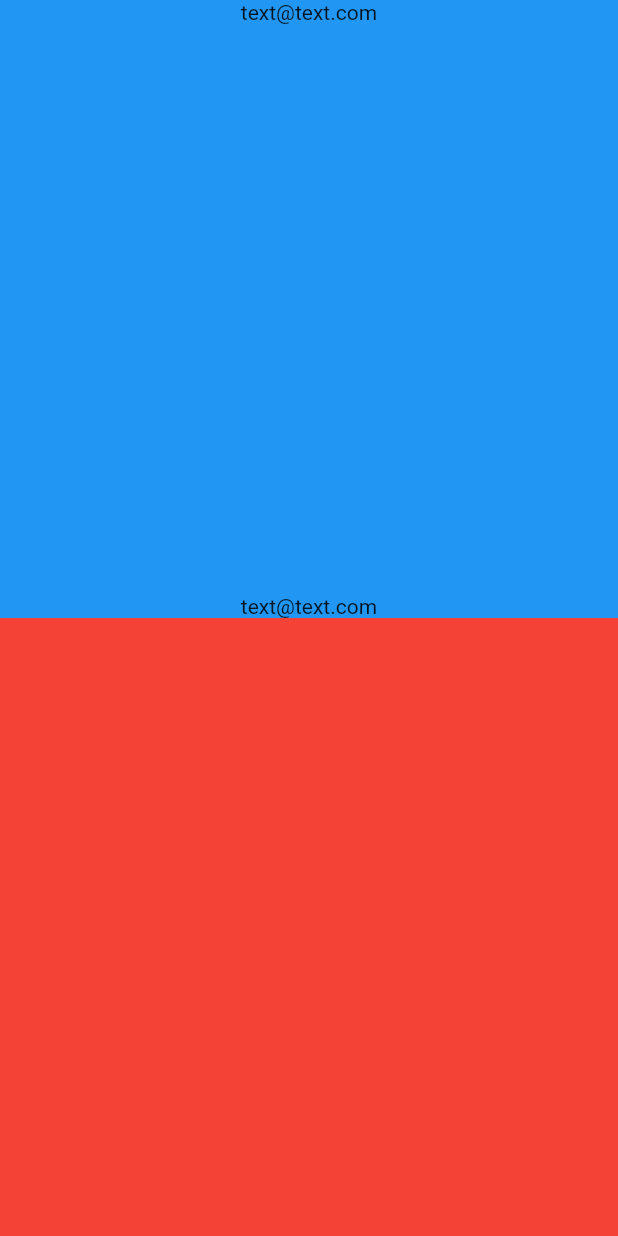
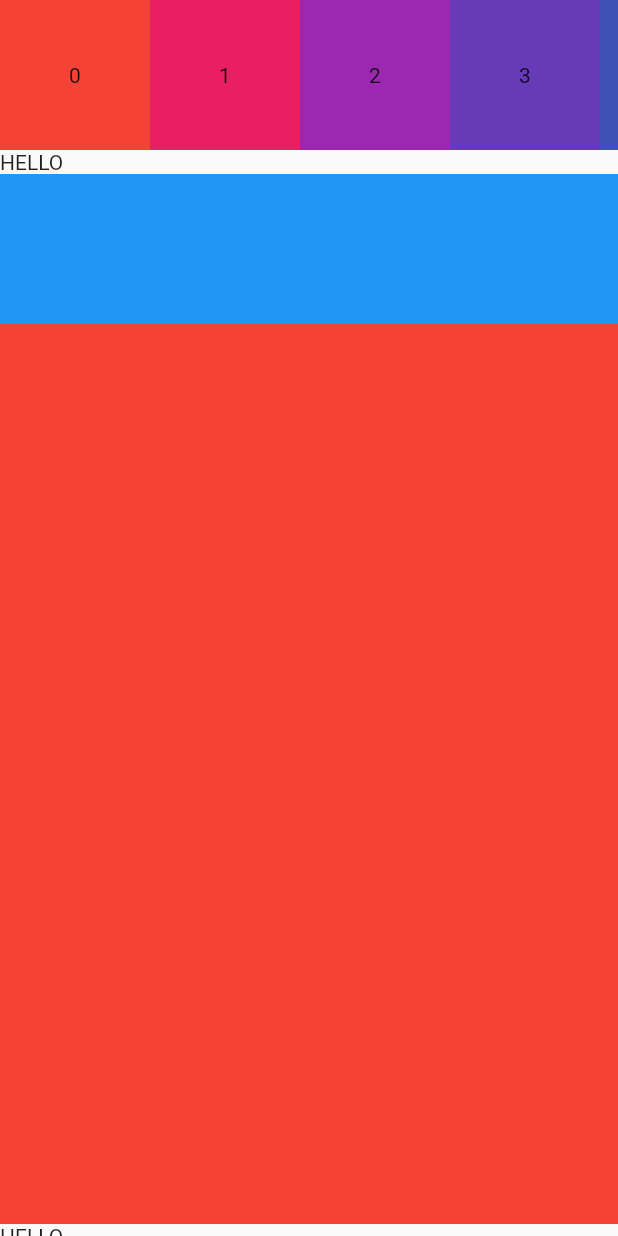
Before and after one commit to MUSAGETAH/flutter_curso_darwin, a Flutter app: the screen it shows after launch, on a phone screen of 412 x 824 dp. Run offline on Flutter 3.47's test engine with Material 2 defaults, Android fonts, the phone set to English and light mode, and no system bars.

Commit message:
quede en single child scrooll veiw 2

```diff
--- a/lib/main.dart
+++ b/lib/main.dart
@@ -1,9 +1,11 @@
 import 'package:flutter/material.dart';
 import 'package:native_demo/widgets/column.dart';
 import 'package:native_demo/widgets/container.dart';
+import 'package:native_demo/widgets/list-view.dart';
 import 'package:native_demo/widgets/row.dart';
 import 'package:native_demo/widgets/safe_area.dart';
 import 'package:native_demo/widgets/scaffold.dart';
+import 'package:native_demo/widgets/single_child_scroll_view.dart';
 import 'package:native_demo/widgets/stack.dart';
 import 'package:native_demo/widgets/text.dart';
 
@@ -18,7 +20,7 @@ class MyApp extends StatelessWidget {
   @override
   Widget build(BuildContext context) {
     return MaterialApp(
-      home: MySafeArea(),
+      home: MyListView(),
     );
   }
 }
--- /dev/null
+++ b/lib/widgets/list-view.dart
@@ -0,0 +1,68 @@
+import 'package:flutter/material.dart';
+import 'package:flutter/src/widgets/container.dart';
+import 'package:flutter/src/widgets/framework.dart';
+
+class MyListView extends StatelessWidget {
+  const MyListView({super.key});
+
+  @override
+  Widget build(BuildContext context) {
+    return Scaffold(
+      // SAFE AREA EVITA QUE EL CONTENID ESTE POR DETRAS DEL STATUS BAR
+      // Y POR DETRAS DEL MENU INFERIOR
+      // ENTONCS ESTATUS BAR QUEDA POR ENCIMAY EL MENU INFERIOR IGUAL
+      body: SafeArea(
+        // ESTO DEJA QUE ARRIBA EL CONTENIDO PUEDA PSAR POR ENCIMA DEL STATUS BAR
+        // top: false,
+        child: Column(
+          children: [
+            SizedBox(
+              height: 100,
+              child: ListView(
+                scrollDirection: Axis.horizontal,
+                children: List.generate(
+                  18,
+                  (index) => Container(
+                    height: 100,
+                    width: 100,
+                    color: Colors.primaries[index],
+                    alignment: Alignment.center,
+                    child: Text('$index'),
+                  ),
+                ),
+              ),
+            ),
+            Expanded(
+              child: ListView(
+                // // desactivar efecto de rsorte
+                // physics: ClampingScrollPhysics(),
+
+                // HACEMOS QUE EL TECLADO DESAPAREZCA AL HACER SCROLL CUABDO HAY TEXTFIELD ARRIBA
+                // keyboardDismissBehavior: ScrollViewKeyboardDismissBehavior.onDrag,
+                children: [
+                  // TextField(),
+                  Text('HELLO'),
+                  Container(
+                    height: 100,
+                    color: Colors.blue,
+                  ),
+                  Container(
+                    height: 600,
+                    color: Colors.red,
+                  ),
+                  Text('HELLO'),
+                  Text('HELLO'),
+                  Text('HELLO'),
+                  Container(
+                    height: 100,
+                    color: Colors.blue,
+                  ),
+                ],
+              ),
+            ),
+          ],
+        ),
+      ),
+    );
+  }
+}
```
Also changed, not shown: lib/widgets/single_child_scroll_view.dart (added, +81 -0 lines).
